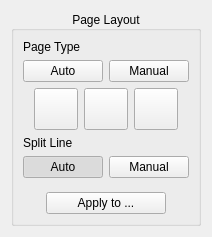
First picture: the form in src/core/filters/page_split/OptionsWidget.ui, repository 2ndmax/scantailor-ocr, before the edit.
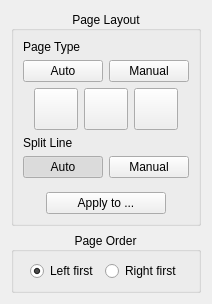
Second picture: the form after the edit. Icons and pictures are not drawn. Custom widgets are drawn as their Qt base class.

Commit message: page_split: set the page order of split pages in the Split Pages step

Patch:
```diff
--- a/src/core/filters/page_split/OptionsWidget.ui
+++ b/src/core/filters/page_split/OptionsWidget.ui
@@ -317,6 +317,67 @@
      </layout>
     </widget>
    </item>
+   <item>
+    <widget class="CollapsibleGroupBox" name="pageOrderGroup">
+     <property name="title">
+      <string>Page Order</string>
+     </property>
+     <property name="alignment">
+      <set>Qt::AlignCenter</set>
+     </property>
+     <layout class="QHBoxLayout" name="pageOrderLayout">
+      <item>
+       <spacer>
+        <property name="orientation">
+         <enum>Qt::Horizontal</enum>
+        </property>
+        <property name="sizeHint" stdset="0">
+         <size>
+          <width>1</width>
+          <height>1</height>
+         </size>
+        </property>
+       </spacer>
+      </item>
+      <item>
+       <widget class="QRadioButton" name="leftFirstRB">
+        <property name="toolTip">
+         <string>The left half of a split page comes first, as in most books. Applies to the whole project. Switching renames the existing output files, whose names contain the order.</string>
+        </property>
+        <property name="text">
+         <string>Left first</string>
+        </property>
+        <property name="checked">
+         <bool>true</bool>
+        </property>
+       </widget>
+      </item>
+      <item>
+       <widget class="QRadioButton" name="rightFirstRB">
+        <property name="toolTip">
+         <string>The right half of a split page comes first, as in Hebrew, Arabic or Japanese books. Applies to the whole project. Switching renames the existing output files, whose names contain the order.</string>
+        </property>
+        <property name="text">
+         <string>Right first</string>
+        </property>
+       </widget>
+      </item>
+      <item>
+       <spacer>
+        <property name="orientation">
+         <enum>Qt::Horizontal</enum>
+        </property>
+        <property name="sizeHint" stdset="0">
+         <size>
+          <width>1</width>
+          <height>1</height>
+         </size>
+        </property>
+       </spacer>
+      </item>
+     </layout>
+    </widget>
+   </item>
    <item>
     <spacer name="verticalSpacer">
      <property name="orientation">
```
The commit also changes 20 other files.
